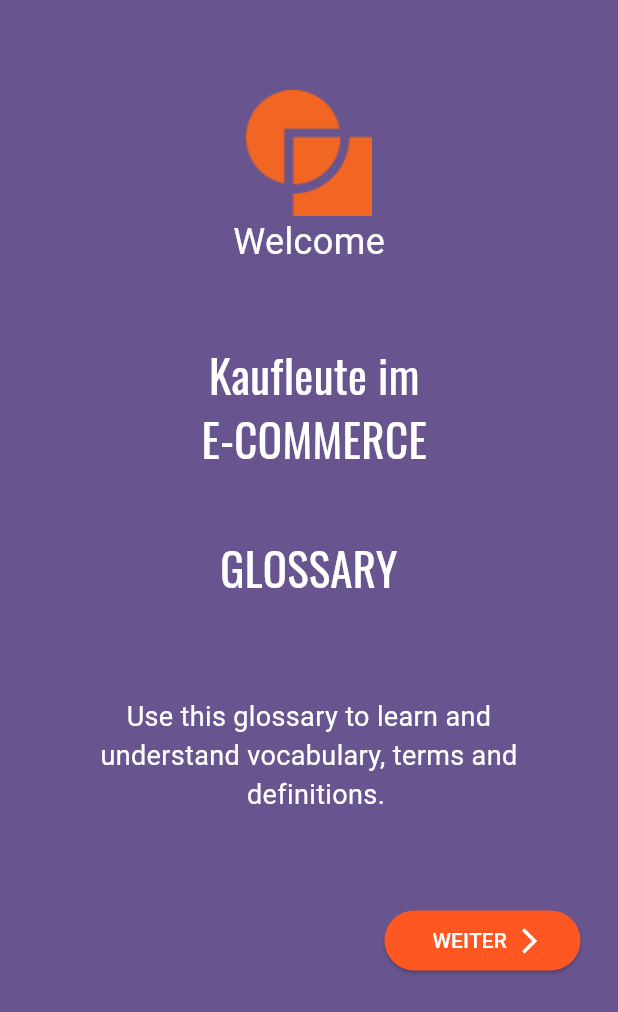
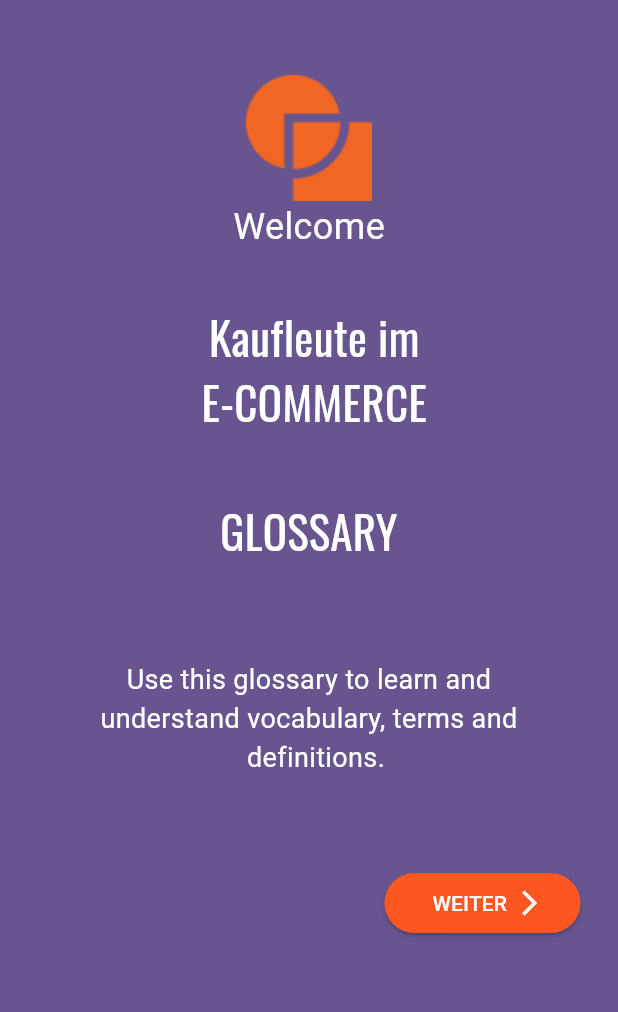
Before and after one commit to AliShafai2021/nasa_earth_dictionary, a Flutter app: the screen it shows after launch, on a phone screen of 412 x 824 dp. Shown: the top 1012 px of the screen. Run offline on Flutter 3.47's test engine with Material 2 defaults, Android fonts, the phone set to English and light mode, and no system bars; our stand-ins replace google_fonts.

Commit message:
adjustment screen abit more

```diff
--- a/lib/screens/welcome_page/main_screen.dart
+++ b/lib/screens/welcome_page/main_screen.dart
@@ -27,14 +27,14 @@ class _WelcomeScreenState extends State<WelcomeScreen> {
                 mainAxisAlignment: MainAxisAlignment.center,
                 //crossAxisAlignment: CrossAxisAlignment.stretch, adjustment
                 children: [
-                  const SizedBox(height: 50),
+                  const SizedBox(height: 40),
                   Image.asset('assets/images/smallview.png'),
                   const Text("Welcome",
                       style: TextStyle(
                         fontSize: 24,
                         color: Colors.white,
                       )),
-                  const SizedBox(height: 50),
+                  const SizedBox(height: 35),
                   Padding(
                     padding: const EdgeInsets.symmetric(vertical: 0, horizontal: 0),
                     child: Text(
```
